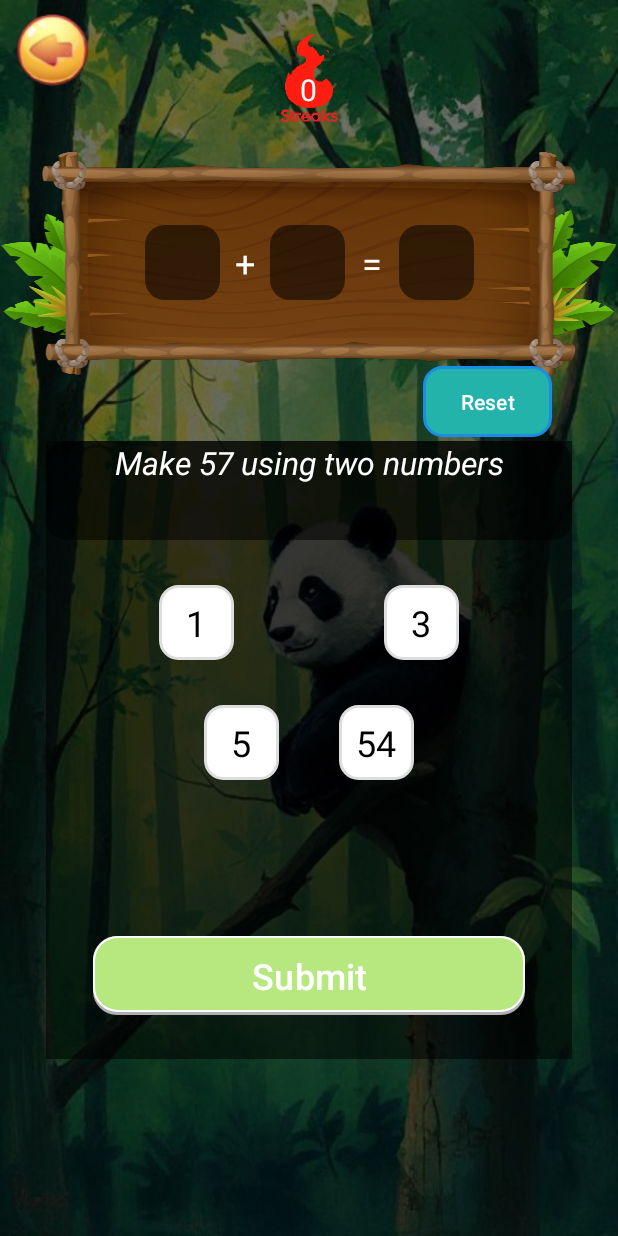
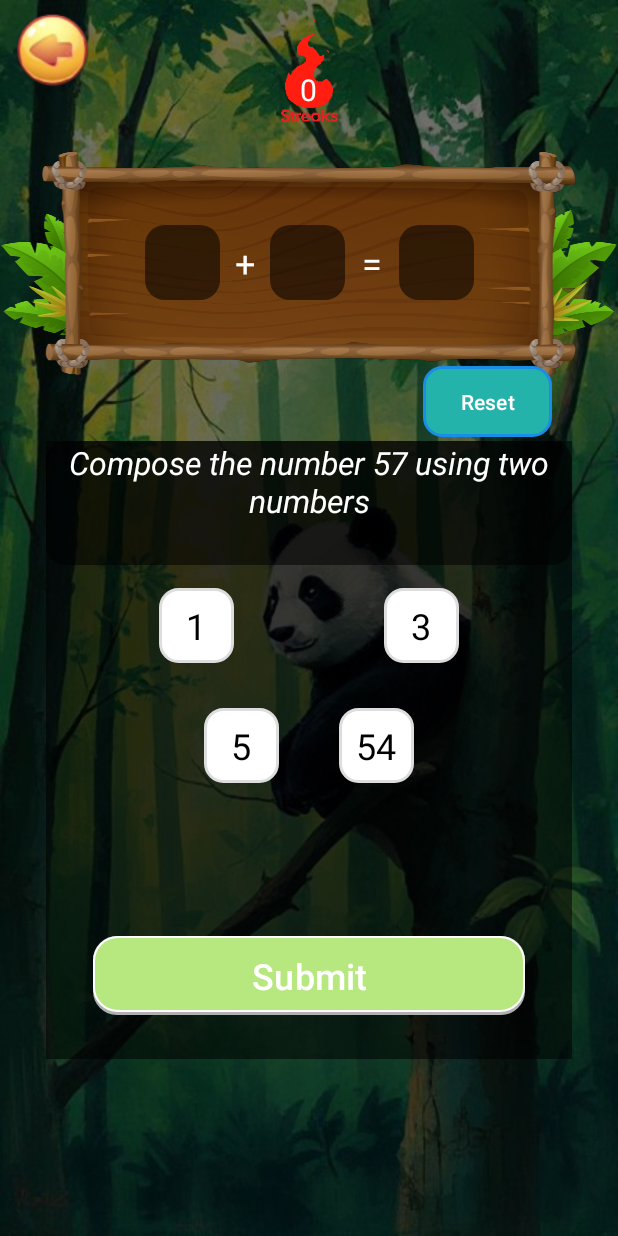
Before and after one commit to ONION4520x/MAD_Individual, an Android app: the NumberComposing screen opened directly, with no data from a screen before it, on a phone screen of 412 x 824 dp. Run offline under Robolectric (Android 15) with nearby library versions, the phone set to English and light mode, and no system bars.

Commit message:
Desktop_Final_2.0

```diff
--- a/app/src/main/java/com/example/mathascend/NumberComposing.java
+++ b/app/src/main/java/com/example/mathascend/NumberComposing.java
@@ -103,7 +103,7 @@ public class NumberComposing extends AppCompatActivity {
         numbers[2] = numberList.get(2);
         numbers[3] = numberList.get(3);
 
-        question.setText("Make " + targetNumber + " using two numbers");
+        question.setText("Compose the number " + targetNumber + " using two numbers");
         num1.setText(String.valueOf(numbers[0]));
         num2.setText(String.valueOf(numbers[1]));
         num3.setText(String.valueOf(numbers[2]));
@@ -155,7 +155,7 @@ public class NumberComposing extends AppCompatActivity {
 
 
         } else {
-            showDialog("Incorrect Order!", "Try again!");
+            showDialog("Incorrect!", " Don't give up, try again?");
             answerBox.setBackgroundResource(R.drawable.composing_ansbox_incorrect);
             answerBox.setTextColor(Color.WHITE);
             streaks = 0;
@@ -170,7 +170,6 @@ public class NumberComposing extends AppCompatActivity {
         Dialog dialog = new Dialog(this, R.style.Theme_CustomDialog);
         dialog.setContentView(R.layout.number_comparing_dialog_box);
         dialog.getWindow().setBackgroundDrawableResource(android.R.color.transparent);
-
         TextView title = dialog.findViewById(R.id.title);
         TextView result = dialog.findViewById(R.id.Result);
         Button btnClose = dialog.findViewById(R.id.btn_Next);
--- a/app/src/main/java/com/example/mathascend/NumberOrdering.java
+++ b/app/src/main/java/com/example/mathascend/NumberOrdering.java
@@ -245,6 +245,7 @@ public class NumberOrdering extends AppCompatActivity {
         title.setText(t);
         result.setText(d);
 
+
         btnClose.setOnClickListener(new View.OnClickListener() {
             @Override
             public void onClick(View view) {
--- a/app/src/main/res/drawable/composing_ansbox_correct.xml
+++ b/app/src/main/res/drawable/composing_ansbox_correct.xml
@@ -5,8 +5,8 @@
     <item>
         <shape android:shape="rectangle">
             <corners android:radius="12dp" />
-            <solid android:color="#39D63B" /> <!-- White background -->
-            <stroke android:width="2dp" android:color="#DDDDDD" /> <!-- Light gray border -->
+            <solid android:color="#39D63B" />
+            <stroke android:width="2dp" android:color="#DDDDDD" />
         </shape>
     </item>
 
--- a/app/src/main/res/drawable/composing_ansbox_incorrect.xml
+++ b/app/src/main/res/drawable/composing_ansbox_incorrect.xml
@@ -5,8 +5,8 @@
 <item>
     <shape android:shape="rectangle">
         <corners android:radius="12dp" />
-        <solid android:color="#CF1C1C" /> <!-- White background -->
-        <stroke android:width="2dp" android:color="#DDDDDD" /> <!-- Light gray border -->
+        <solid android:color="#CF1C1C" />
+        <stroke android:width="2dp" android:color="#DDDDDD" />
     </shape>
 </item>
 
--- a/app/src/main/res/drawable/text_display_box.xml
+++ b/app/src/main/res/drawable/text_display_box.xml
@@ -2,7 +2,7 @@
 <shape xmlns:android="http://schemas.android.com/apk/res/android"
     android:shape="rectangle">
 
-    <corners android:radius="13dp"/>  <!-- Rounded corners -->
-    <solid android:color="#8A000000"/>  <!-- Background color -->
+    <corners android:radius="13dp"/>
+    <solid android:color="#8A000000"/>
 
 </shape>
--- a/app/src/main/res/layout/activity_number_composing.xml
+++ b/app/src/main/res/layout/activity_number_composing.xml
@@ -176,7 +176,7 @@
         android:background="@drawable/text_display_box"
         android:orientation="vertical"
         app:layout_constraintEnd_toEndOf="parent"
-        app:layout_constraintHeight_percent="0.08"
+        app:layout_constraintHeight_percent="0.1"
         app:layout_constraintStart_toStartOf="parent"
         app:layout_constraintTop_toBottomOf="@+id/imageView4"
         app:layout_constraintWidth_percent="0.85">
@@ -198,7 +198,7 @@
         android:id="@+id/layout4"
         android:layout_width="0dp"
         android:layout_height="wrap_content"
-        android:layout_margin="30dp"
+        android:layout_margin="15dp"
         android:gravity="center"
         android:orientation="horizontal"
         app:layout_constraintEnd_toEndOf="parent"
--- a/app/src/main/res/values/colors.xml
+++ b/app/src/main/res/values/colors.xml
@@ -2,4 +2,5 @@
 <resources>
     <color name="black">#FF000000</color>
     <color name="white">#FFFFFFFF</color>
+    <color name="mathascendback_background">#16253C</color>
 </resources>
--- a/app/src/main/res/values/mathascendback_background.xml
+++ /dev/null
@@ -1,4 +0,0 @@
-<?xml version="1.0" encoding="utf-8"?>
-<resources>
-    <color name="mathascendback_background">#16253C</color>
-</resources>
```
Also changed, not shown: app/src/main/res/drawable/morethan.xml (+3 -5 lines), app/src/main/res/drawable/answerarea.PNG (deleted), app/src/main/res/drawable/board13.png (deleted), app/src/main/res/drawable/board14.png (deleted), app/src/main/res/drawable/board15.png (deleted), 1 other file.
